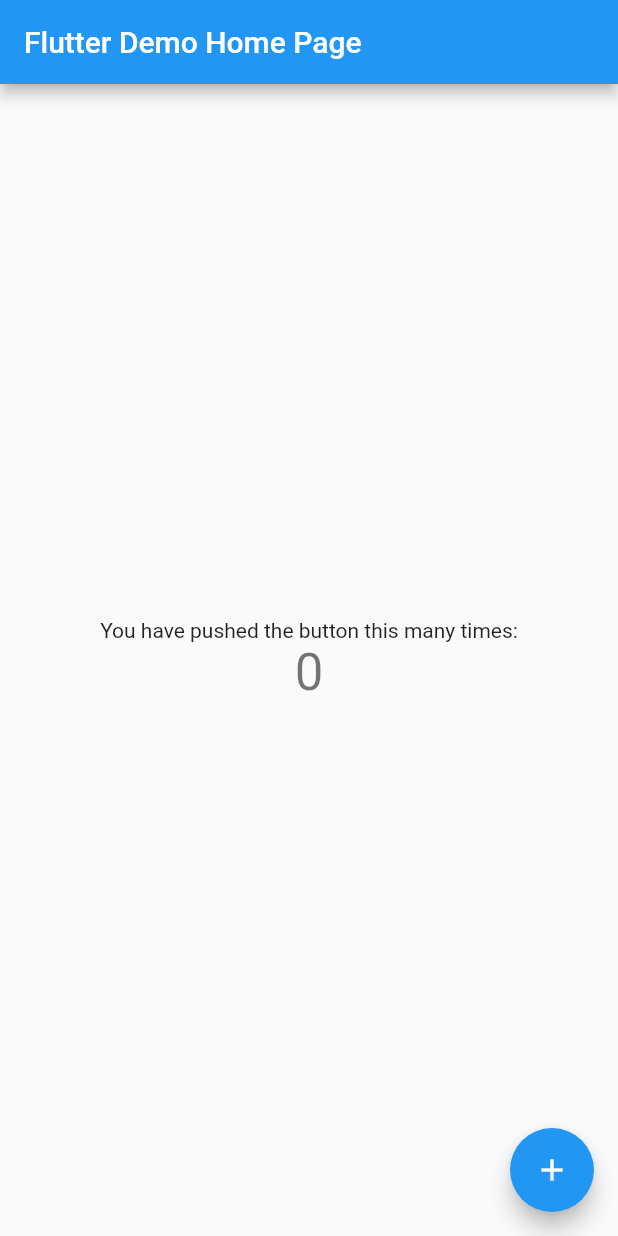
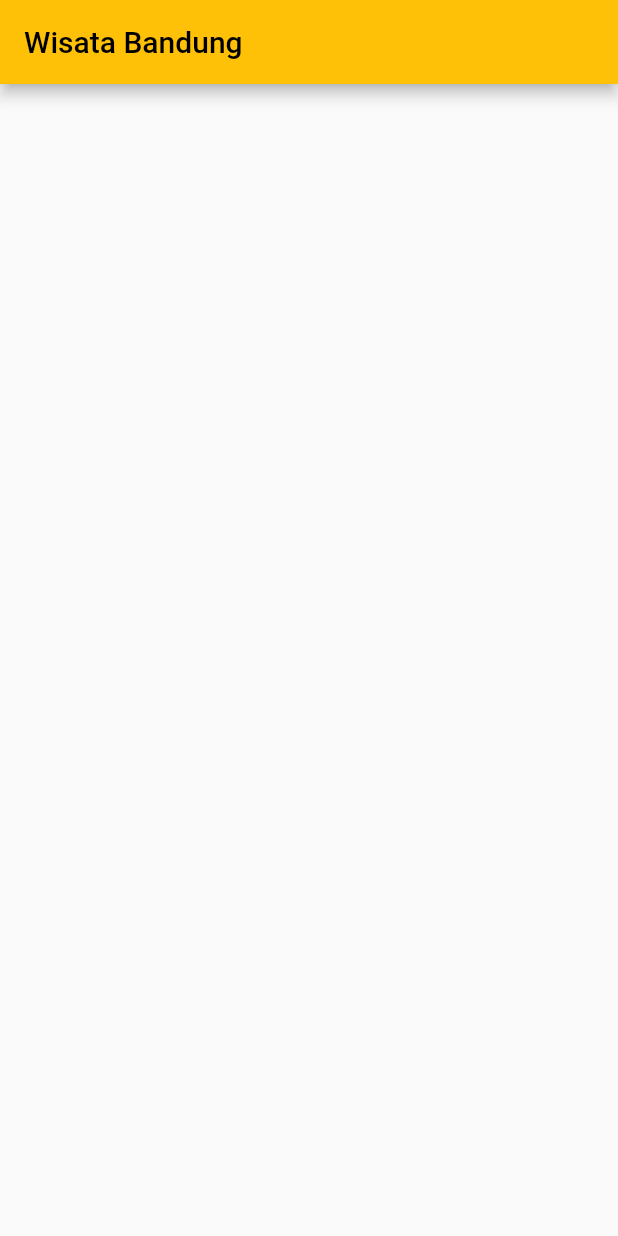
Before and after one commit to akhdanpangestuajiwidodo/daftar-wisata, a Flutter app: the screen it shows after launch, on a phone screen of 412 x 824 dp. Run offline on Flutter 3.47's test engine with Material 2 defaults, Android fonts, the phone set to English and light mode, and no system bars.

Commit message:
Membuat app bar main_screen.dart

```diff
--- a/lib/main.dart
+++ b/lib/main.dart
@@ -1,3 +1,4 @@
+import 'package:daftar_wisata/main_screen.dart';
 import 'package:flutter/material.dart';
 
 void main() {
@@ -11,105 +12,11 @@ class MyApp extends StatelessWidget {
   @override
   Widget build(BuildContext context) {
     return MaterialApp(
-      title: 'Flutter Demo',
+      title: 'Wisata Bandung',
       theme: ThemeData(
-        // This is the theme of your application.
-        //
-        // Try running your application with "flutter run". You'll see the
-        // application has a blue toolbar. Then, without quitting the app, try
-        // changing the primarySwatch below to Colors.green and then invoke
-        // "hot reload" (press "r" in the console where you ran "flutter run",
-        // or simply save your changes to "hot reload" in a Flutter IDE).
-        // Notice that the counter didn't reset back to zero; the application
-        // is not restarted.
-        primarySwatch: Colors.blue,
+        primarySwatch: Colors.amber
       ),
-      home: const MyHomePage(title: 'Flutter Demo Home Page'),
+      home: MainScreen(),
     );
   }
 }
-
-class MyHomePage extends StatefulWidget {
-  const MyHomePage({Key? key, required this.title}) : super(key: key);
-
-  // This widget is the home page of your application. It is stateful, meaning
-  // that it has a State object (defined below) that contains fields that affect
-  // how it looks.
-
-  // This class is the configuration for the state. It holds the values (in this
-  // case the title) provided by the parent (in this case the App widget) and
-  // used by the build method of the State. Fields in a Widget subclass are
-  // always marked "final".
-
-  final String title;
-
-  @override
-  State<MyHomePage> createState() => _MyHomePageState();
-}
-
-class _MyHomePageState extends State<MyHomePage> {
-  int _counter = 0;
-
-  void _incrementCounter() {
-    setState(() {
-      // This call to setState tells the Flutter framework that something has
-      // changed in this State, which causes it to rerun the build method below
-      // so that the display can reflect the updated values. If we changed
-      // _counter without calling setState(), then the build method would not be
-      // called again, and so nothing would appear to happen.
-      _counter++;
-    });
-  }
-
-  @override
-  Widget build(BuildContext context) {
-    // This method is rerun every time setState is called, for instance as done
-    // by the _incrementCounter method above.
-    //
-    // The Flutter framework has been optimized to make rerunning build methods
-    // fast, so that you can just rebuild anything that needs updating rather
-    // than having to individually change instances of widgets.
-    return Scaffold(
-      appBar: AppBar(
-        // Here we take the value from the MyHomePage object that was created by
-        // the App.build method, and use it to set our appbar title.
-        title: Text(widget.title),
-      ),
-      body: Center(
-        // Center is a layout widget. It takes a single child and positions it
-        // in the middle of the parent.
-        child: Column(
-          // Column is also a layout widget. It takes a list of children and
-          // arranges them vertically. By default, it sizes itself to fit its
-          // children horizontally, and tries to be as tall as its parent.
-          //
-          // Invoke "debug painting" (press "p" in the console, choose the
-          // "Toggle Debug Paint" action from the Flutter Inspector in Android
-          // Studio, or the "Toggle Debug Paint" command in Visual Studio Code)
-          // to see the wireframe for each widget.
-          //
-          // Column has various properties to control how it sizes itself and
-          // how it positions its children. Here we use mainAxisAlignment to
-          // center the children vertically; the main axis here is the vertical
-          // axis because Columns are vertical (the cross axis would be
-          // horizontal).
-          mainAxisAlignment: MainAxisAlignment.center,
-          children: <Widget>[
-            const Text(
-              'You have pushed the button this many times:',
-            ),
-            Text(
-              '$_counter',
-              style: Theme.of(context).textTheme.headline4,
-            ),
-          ],
-        ),
-      ),
-      floatingActionButton: FloatingActionButton(
-        onPressed: _incrementCounter,
-        tooltip: 'Increment',
-        child: const Icon(Icons.add),
-      ), // This trailing comma makes auto-formatting nicer for build methods.
-    );
-  }
-}
--- /dev/null
+++ b/lib/main_screen.dart
@@ -0,0 +1,12 @@
+import 'package:flutter/material.dart';
+
+class MainScreen extends StatelessWidget{
+  @override
+  Widget build(BuildContext context) {
+    return Scaffold(
+      appBar: AppBar(
+        title: const Text('Wisata Bandung'),
+      ),
+    );
+  }
+}
```
